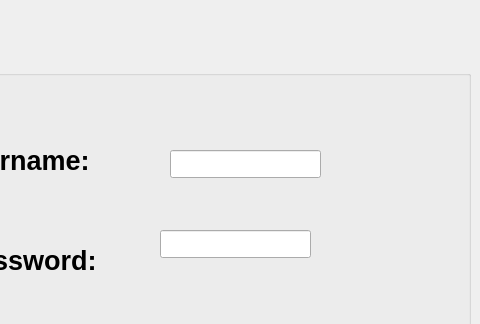
Before: the Qt Designer form registration.ui in Serejiy/BitExchnage, drawn with Qt 5; both pictures show x 200 to 680 and y 0 to 324 of the 771 by 601 pixel window.
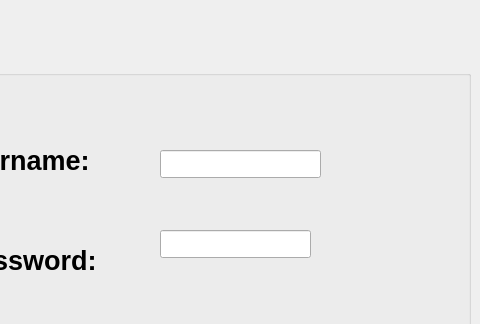
After: the same form once the commit is applied.

Diff of the .ui file:
```diff
--- a/registration.ui
+++ b/registration.ui
@@ -66,9 +66,9 @@
    <widget class="QLineEdit" name="txtUser">
     <property name="geometry">
      <rect>
-      <x>290</x>
+      <x>280</x>
       <y>80</y>
-      <width>151</width>
+      <width>161</width>
       <height>28</height>
      </rect>
     </property>
```
